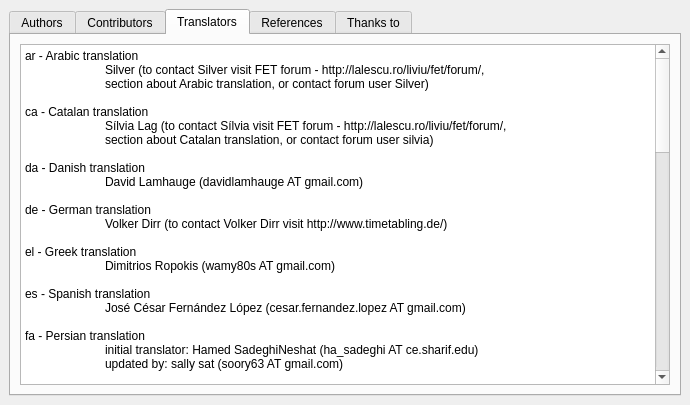
The window that fet/src/interface/helpaboutform_template.ui (vonmecheln/fet) describes before a commit, drawn with Qt 5.
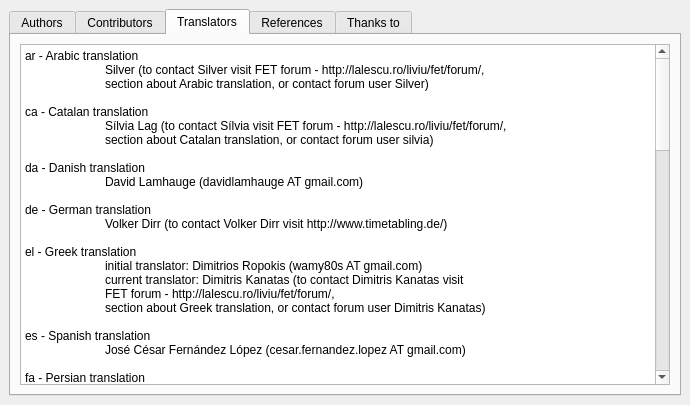
The same window after the commit.

```diff
--- a/fet/src/interface/helpaboutform_template.ui
+++ b/fet/src/interface/helpaboutform_template.ui
@@ -136,7 +136,7 @@
           <string>&lt;!DOCTYPE HTML PUBLIC &quot;-//W3C//DTD HTML 4.0//EN&quot; &quot;http://www.w3.org/TR/REC-html40/strict.dtd&quot;&gt;
 &lt;html&gt;&lt;head&gt;&lt;meta name=&quot;qrichtext&quot; content=&quot;1&quot; /&gt;&lt;style type=&quot;text/css&quot;&gt;
 p, li { white-space: pre-wrap; }
-&lt;/style&gt;&lt;/head&gt;&lt;body style=&quot; font-family:'Sans Serif'; font-size:10pt; font-weight:400; font-style:normal;&quot;&gt;
+&lt;/style&gt;&lt;/head&gt;&lt;body style=&quot; font-family:'Sans Serif'; font-size:11pt; font-weight:400; font-style:normal;&quot;&gt;
 &lt;p style=&quot; margin-top:0px; margin-bottom:0px; margin-left:0px; margin-right:0px; -qt-block-indent:0; text-indent:0px;&quot;&gt;&lt;span style=&quot; font-size:9pt;&quot;&gt;ar - Arabic translation&lt;/span&gt;&lt;/p&gt;
 &lt;p style=&quot; margin-top:0px; margin-bottom:0px; margin-left:0px; margin-right:0px; -qt-block-indent:0; text-indent:0px;&quot;&gt;&lt;span style=&quot; font-size:9pt;&quot;&gt;	Silver (to contact Silver visit FET forum - http://lalescu.ro/liviu/fet/forum/,&lt;/span&gt;&lt;/p&gt;
 &lt;p style=&quot; margin-top:0px; margin-bottom:0px; margin-left:0px; margin-right:0px; -qt-block-indent:0; text-indent:0px;&quot;&gt;&lt;span style=&quot; font-size:9pt;&quot;&gt;	section about Arabic translation, or contact forum user Silver)&lt;/span&gt;&lt;/p&gt;
@@ -152,18 +152,21 @@
 &lt;p style=&quot; margin-top:0px; margin-bottom:0px; margin-left:0px; margin-right:0px; -qt-block-indent:0; text-indent:0px;&quot;&gt;&lt;span style=&quot; font-size:9pt;&quot;&gt;	Volker Dirr (to contact Volker Dirr visit http://www.timetabling.de/)&lt;/span&gt;&lt;/p&gt;
 &lt;p style=&quot;-qt-paragraph-type:empty; margin-top:0px; margin-bottom:0px; margin-left:0px; margin-right:0px; -qt-block-indent:0; text-indent:0px; font-size:9pt;&quot;&gt;&lt;/p&gt;
 &lt;p style=&quot; margin-top:0px; margin-bottom:0px; margin-left:0px; margin-right:0px; -qt-block-indent:0; text-indent:0px;&quot;&gt;&lt;span style=&quot; font-size:9pt;&quot;&gt;el - Greek translation&lt;/span&gt;&lt;/p&gt;
-&lt;p style=&quot; margin-top:0px; margin-bottom:0px; margin-left:0px; margin-right:0px; -qt-block-indent:0; text-indent:0px;&quot;&gt;&lt;span style=&quot; font-size:9pt;&quot;&gt;	Dimitrios Ropokis (wamy80s AT gmail.com)&lt;/span&gt;&lt;/p&gt;
+&lt;p style=&quot; margin-top:0px; margin-bottom:0px; margin-left:0px; margin-right:0px; -qt-block-indent:0; text-indent:0px;&quot;&gt;&lt;span style=&quot; font-size:9pt;&quot;&gt;	initial translator: Dimitrios Ropokis (wamy80s AT gmail.com)&lt;/span&gt;&lt;/p&gt;
+&lt;p style=&quot; margin-top:0px; margin-bottom:0px; margin-left:0px; margin-right:0px; -qt-block-indent:0; text-indent:0px;&quot;&gt;&lt;span style=&quot; font-size:9pt;&quot;&gt;	current translator: Dimitris Kanatas (to contact Dimitris Kanatas visit&lt;/span&gt;&lt;/p&gt;
+&lt;p style=&quot; margin-top:0px; margin-bottom:0px; margin-left:0px; margin-right:0px; -qt-block-indent:0; text-indent:0px;&quot;&gt;&lt;span style=&quot; font-size:9pt;&quot;&gt;	FET forum - http://lalescu.ro/liviu/fet/forum/,&lt;/span&gt;&lt;/p&gt;
+&lt;p style=&quot; margin-top:0px; margin-bottom:0px; margin-left:0px; margin-right:0px; -qt-block-indent:0; text-indent:0px;&quot;&gt;&lt;span style=&quot; font-size:9pt;&quot;&gt;	section about Greek translation, or contact forum user Dimitris Kanatas)&lt;/span&gt;&lt;/p&gt;
 &lt;p style=&quot;-qt-paragraph-type:empty; margin-top:0px; margin-bottom:0px; margin-left:0px; margin-right:0px; -qt-block-indent:0; text-indent:0px; font-size:9pt;&quot;&gt;&lt;/p&gt;
 &lt;p style=&quot; margin-top:0px; margin-bottom:0px; margin-left:0px; margin-right:0px; -qt-block-indent:0; text-indent:0px;&quot;&gt;&lt;span style=&quot; font-size:9pt;&quot;&gt;es - Spanish translation&lt;/span&gt;&lt;/p&gt;
 &lt;p style=&quot; margin-top:0px; margin-bottom:0px; margin-left:0px; margin-right:0px; -qt-block-indent:0; text-indent:0px;&quot;&gt;&lt;span style=&quot; font-size:9pt;&quot;&gt;	José César Fernández López (cesar.fernandez.lopez AT gmail.com)&lt;/span&gt;&lt;/p&gt;
 &lt;p style=&quot;-qt-paragraph-type:empty; margin-top:0px; margin-bottom:0px; margin-left:0px; margin-right:0px; -qt-block-indent:0; text-indent:0px; font-size:9pt;&quot;&gt;&lt;/p&gt;
 &lt;p style=&quot; margin-top:0px; margin-bottom:0px; margin-left:0px; margin-right:0px; -qt-block-indent:0; text-indent:0px;&quot;&gt;&lt;span style=&quot; font-size:9pt;&quot;&gt;fa - Persian translation&lt;/span&gt;&lt;/p&gt;
 &lt;p style=&quot; margin-top:0px; margin-bottom:0px; margin-left:0px; margin-right:0px; -qt-block-indent:0; text-indent:0px;&quot;&gt;&lt;span style=&quot; font-size:9pt;&quot;&gt;	initial translator: Hamed SadeghiNeshat (ha_sadeghi AT ce.sharif.edu)&lt;/span&gt;&lt;/p&gt;
-&lt;p style=&quot; margin-top:0px; margin-bottom:0px; margin-left:0px; margin-right:0px; -qt-block-indent:0; text-indent:0px;&quot;&gt;&lt;span style=&quot; font-size:9pt;&quot;&gt;	updated by: sally sat (soory63 AT gmail.com)&lt;/span&gt;&lt;/p&gt;
+&lt;p style=&quot; margin-top:0px; margin-bottom:0px; margin-left:0px; margin-right:0px; -qt-block-indent:0; text-indent:0px;&quot;&gt;&lt;span style=&quot; font-size:9pt;&quot;&gt;	current translator: sally sat (soory63 AT gmail.com)&lt;/span&gt;&lt;/p&gt;
 &lt;p style=&quot;-qt-paragraph-type:empty; margin-top:0px; margin-bottom:0px; margin-left:0px; margin-right:0px; -qt-block-indent:0; text-indent:0px; font-size:9pt;&quot;&gt;&lt;/p&gt;
-&lt;p style=&quot; margin-top:0px; margin-bottom:0px; margin-left:0px; margin-right:0px; -qt-block-indent:0; text-indent:0px;&quot;&gt;&lt;span style=&quot; font-size:9pt;&quot;&gt;fr - French translation &lt;/span&gt;&lt;/p&gt;
-&lt;p style=&quot; margin-top:0px; margin-bottom:0px; margin-left:0px; margin-right:0px; -qt-block-indent:0; text-indent:0px;&quot;&gt;&lt;span style=&quot; font-size:9pt;&quot;&gt;	initial translator: Jerome Durand (fetfr AT free.fr).&lt;/span&gt;&lt;/p&gt;
-&lt;p style=&quot; margin-top:0px; margin-bottom:0px; margin-left:0px; margin-right:0px; -qt-block-indent:0; text-indent:0px;&quot;&gt;&lt;span style=&quot; font-size:9pt;&quot;&gt;	updated by: Patrick Fox (patrick.fox AT laposte.net)&lt;/span&gt;&lt;/p&gt;
+&lt;p style=&quot; margin-top:0px; margin-bottom:0px; margin-left:0px; margin-right:0px; -qt-block-indent:0; text-indent:0px;&quot;&gt;&lt;span style=&quot; font-size:9pt;&quot;&gt;fr - French translation&lt;/span&gt;&lt;/p&gt;
+&lt;p style=&quot; margin-top:0px; margin-bottom:0px; margin-left:0px; margin-right:0px; -qt-block-indent:0; text-indent:0px;&quot;&gt;&lt;span style=&quot; font-size:9pt;&quot;&gt;	initial translator: Jerome Durand (fetfr AT free.fr)&lt;/span&gt;&lt;/p&gt;
+&lt;p style=&quot; margin-top:0px; margin-bottom:0px; margin-left:0px; margin-right:0px; -qt-block-indent:0; text-indent:0px;&quot;&gt;&lt;span style=&quot; font-size:9pt;&quot;&gt;	current translator: Patrick Fox (patrick.fox AT laposte.net)&lt;/span&gt;&lt;/p&gt;
 &lt;p style=&quot;-qt-paragraph-type:empty; margin-top:0px; margin-bottom:0px; margin-left:0px; margin-right:0px; -qt-block-indent:0; text-indent:0px; font-size:9pt;&quot;&gt;&lt;/p&gt;
 &lt;p style=&quot; margin-top:0px; margin-bottom:0px; margin-left:0px; margin-right:0px; -qt-block-indent:0; text-indent:0px;&quot;&gt;&lt;span style=&quot; font-size:9pt;&quot;&gt;he - Hebrew translation&lt;/span&gt;&lt;/p&gt;
 &lt;p style=&quot; margin-top:0px; margin-bottom:0px; margin-left:0px; margin-right:0px; -qt-block-indent:0; text-indent:0px;&quot;&gt;&lt;span style=&quot; font-size:9pt;&quot;&gt;	Yotam Medini (yotam.medini AT gmail.com)&lt;/span&gt;&lt;/p&gt;
@@ -197,8 +200,7 @@
 &lt;p style=&quot; margin-top:0px; margin-bottom:0px; margin-left:0px; margin-right:0px; -qt-block-indent:0; text-indent:0px;&quot;&gt;&lt;span style=&quot; font-size:9pt;&quot;&gt;	Frank Mártin (drfarofa AT gmail.com)&lt;/span&gt;&lt;/p&gt;
 &lt;p style=&quot;-qt-paragraph-type:empty; margin-top:0px; margin-bottom:0px; margin-left:0px; margin-right:0px; -qt-block-indent:0; text-indent:0px; font-size:9pt;&quot;&gt;&lt;/p&gt;
 &lt;p style=&quot; margin-top:0px; margin-bottom:0px; margin-left:0px; margin-right:0px; -qt-block-indent:0; text-indent:0px;&quot;&gt;&lt;span style=&quot; font-size:9pt;&quot;&gt;ro - Romanian translation&lt;/span&gt;&lt;/p&gt;
-&lt;p style=&quot; margin-top:0px; margin-bottom:0px; margin-left:0px; margin-right:0px; -qt-block-indent:0; text-indent:0px;&quot;&gt;&lt;span style=&quot; font-size:9pt;&quot;&gt;	Liviu Lalescu (Please see http://lalescu.ro/liviu/ for details about contacting Liviu Lalescu,&lt;/span&gt;&lt;/p&gt;
-&lt;p style=&quot; margin-top:0px; margin-bottom:0px; margin-left:0px; margin-right:0px; -qt-block-indent:0; text-indent:0px;&quot;&gt;&lt;span style=&quot; font-size:9pt;&quot;&gt;	in particular you can find here the e-mail address).&lt;/span&gt;&lt;/p&gt;
+&lt;p style=&quot; margin-top:0px; margin-bottom:0px; margin-left:0px; margin-right:0px; -qt-block-indent:0; text-indent:0px;&quot;&gt;&lt;span style=&quot; font-size:9pt;&quot;&gt;	Liviu Lalescu (to contact Liviu Lalescu, visit http://lalescu.ro/liviu/)&lt;/span&gt;&lt;/p&gt;
 &lt;p style=&quot;-qt-paragraph-type:empty; margin-top:0px; margin-bottom:0px; margin-left:0px; margin-right:0px; -qt-block-indent:0; text-indent:0px; font-size:9pt;&quot;&gt;&lt;/p&gt;
 &lt;p style=&quot; margin-top:0px; margin-bottom:0px; margin-left:0px; margin-right:0px; -qt-block-indent:0; text-indent:0px;&quot;&gt;&lt;span style=&quot; font-size:9pt;&quot;&gt;ru - Russian translation&lt;/span&gt;&lt;/p&gt;
 &lt;p style=&quot; margin-top:0px; margin-bottom:0px; margin-left:0px; margin-right:0px; -qt-block-indent:0; text-indent:0px;&quot;&gt;&lt;span style=&quot; font-size:9pt;&quot;&gt;	Ilya V. Paramonov (ivparamonov AT gmail.com)&lt;/span&gt;&lt;/p&gt;
@@ -212,7 +214,7 @@
 &lt;p style=&quot;-qt-paragraph-type:empty; margin-top:0px; margin-bottom:0px; margin-left:0px; margin-right:0px; -qt-block-indent:0; text-indent:0px; font-size:9pt;&quot;&gt;&lt;/p&gt;
 &lt;p style=&quot; margin-top:0px; margin-bottom:0px; margin-left:0px; margin-right:0px; -qt-block-indent:0; text-indent:0px;&quot;&gt;&lt;span style=&quot; font-size:9pt;&quot;&gt;tr - Turkish translation&lt;/span&gt;&lt;/p&gt;
 &lt;p style=&quot; margin-top:0px; margin-bottom:0px; margin-left:0px; margin-right:0px; -qt-block-indent:0; text-indent:0px;&quot;&gt;&lt;span style=&quot; font-size:9pt;&quot;&gt;	initial translator: Mehmet Gezmisoglu (m_gezmisoglu AT hotmail.com)&lt;/span&gt;&lt;/p&gt;
-&lt;p style=&quot; margin-top:0px; margin-bottom:0px; margin-left:0px; margin-right:0px; -qt-block-indent:0; text-indent:0px;&quot;&gt;&lt;span style=&quot; font-size:9pt;&quot;&gt;	updated by: Mahir Nacar (mahirnacar AT email.com)&lt;/span&gt;&lt;/p&gt;
+&lt;p style=&quot; margin-top:0px; margin-bottom:0px; margin-left:0px; margin-right:0px; -qt-block-indent:0; text-indent:0px;&quot;&gt;&lt;span style=&quot; font-size:9pt;&quot;&gt;	current translator: Mahir Nacar (mahirnacar AT email.com)&lt;/span&gt;&lt;/p&gt;
 &lt;p style=&quot;-qt-paragraph-type:empty; margin-top:0px; margin-bottom:0px; margin-left:0px; margin-right:0px; -qt-block-indent:0; text-indent:0px; font-size:9pt;&quot;&gt;&lt;/p&gt;
 &lt;p style=&quot; margin-top:0px; margin-bottom:0px; margin-left:0px; margin-right:0px; -qt-block-indent:0; text-indent:0px;&quot;&gt;&lt;span style=&quot; font-size:9pt;&quot;&gt;uk - Ukrainian translation&lt;/span&gt;&lt;/p&gt;
 &lt;p style=&quot; margin-top:0px; margin-bottom:0px; margin-left:0px; margin-right:0px; -qt-block-indent:0; text-indent:0px;&quot;&gt;&lt;span style=&quot; font-size:9pt;&quot;&gt;	Andriy Melnyk (melnyk.andriy AT gmail.com)&lt;/span&gt;&lt;/p&gt;
```
Left out of the diff: 12 changed lines with no effect on the pictures.
